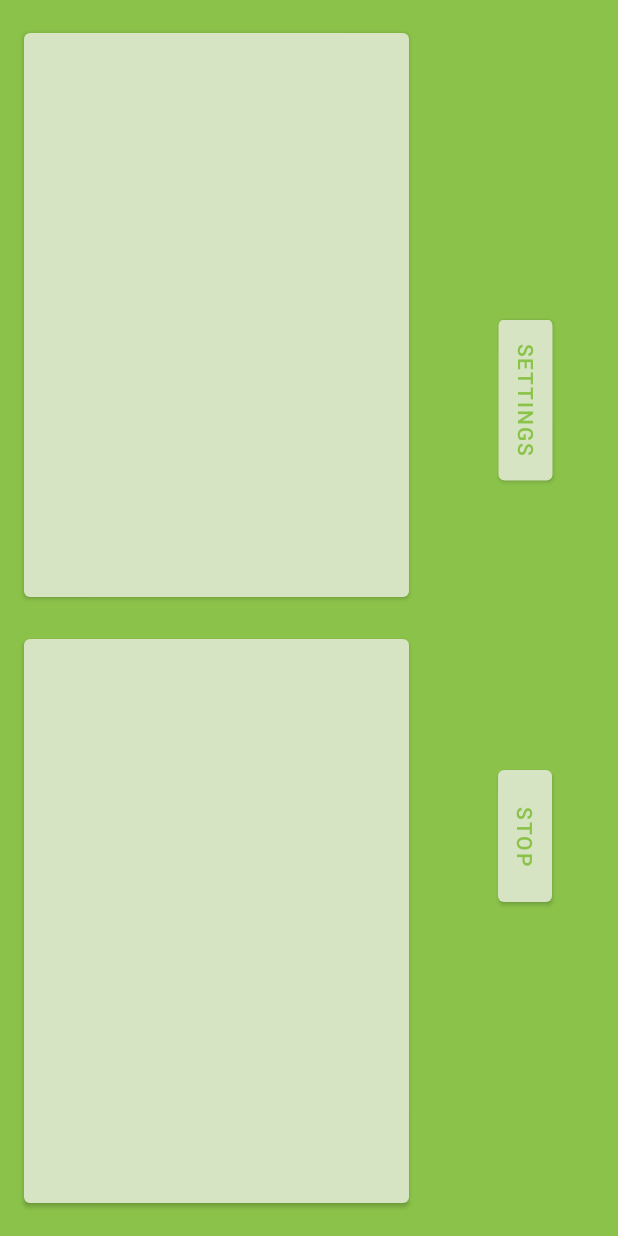
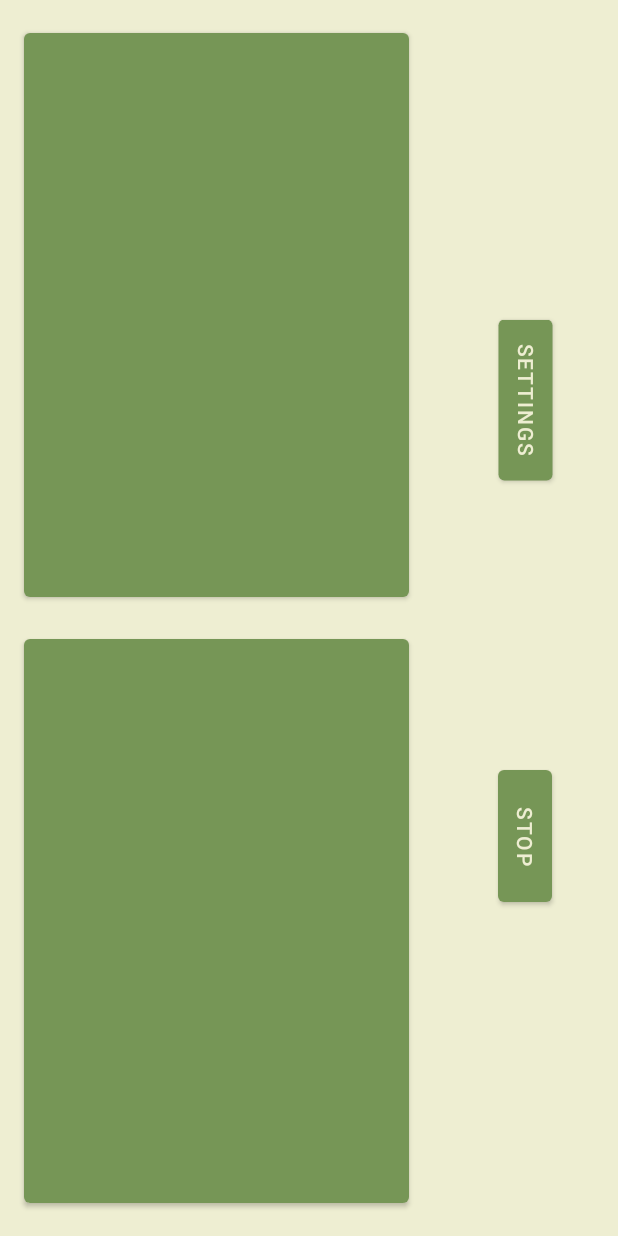
Before and after one commit to MarcinGruchala/chess-clock-mobile-aplication, an Android app: the layout activity_main.xml on its own in the app's theme, with its tools: preview values and no code run, on a phone screen of 412 x 824 dp. Run offline under Robolectric (Android 15) with nearby library versions, the phone set to English and light mode, and no system bars.

Commit message:
Added green theme

```diff
--- a/app/src/main/res/layout/activity_main.xml
+++ b/app/src/main/res/layout/activity_main.xml
@@ -5,7 +5,7 @@
     android:layout_width="match_parent"
     android:layout_height="match_parent"
     tools:context=".MainActivity"
-    android:background="@color/background">
+    android:background="@color/greenThemeLight">
 
     <Button
         android:id="@+id/btnTime1"
@@ -19,9 +19,9 @@
         android:layout_marginBottom="8dp"
         android:rotation="180"
         android:text=""
-        android:textColor="@color/background"
+        android:textColor="@color/greenThemeLight"
         android:textSize="60sp"
-        app:backgroundTint="@color/buttons"
+        app:backgroundTint="@color/greenThemeDark"
         app:iconTint="@color/background"
         app:layout_constraintBottom_toTopOf="@+id/btnTime2"
         app:layout_constraintEnd_toStartOf="@+id/guideline2"
@@ -40,9 +40,9 @@
         android:layout_marginRight="16dp"
         android:layout_marginBottom="16dp"
         android:text=""
-        android:textColor="@color/background"
+        android:textColor="@color/greenThemeLight"
         android:textSize="60sp"
-        app:backgroundTint="@color/buttons"
+        app:backgroundTint="@color/greenThemeDark"
         app:layout_constraintBottom_toBottomOf="parent"
         app:layout_constraintEnd_toStartOf="@+id/guideline2"
         app:layout_constraintHorizontal_bias="0.5"
@@ -62,8 +62,8 @@
         android:layout_height="wrap_content"
         android:rotation="90"
         android:text="@string/btnSettings"
-        android:textColor="@color/background"
-        app:backgroundTint="@color/buttons"
+        android:textColor="@color/greenThemeLight"
+        app:backgroundTint="@color/greenThemeDark"
         app:layout_constraintBottom_toTopOf="@+id/btnStartPause"
         app:layout_constraintEnd_toEndOf="parent"
         app:layout_constraintHorizontal_bias="0.5"
@@ -76,8 +76,8 @@
         android:layout_height="wrap_content"
         android:rotation="90"
         android:text="@string/btnStart"
-        android:textColor="@color/background"
-        app:backgroundTint="@color/buttons"
+        android:textColor="@color/greenThemeLight"
+        app:backgroundTint="@color/greenThemeDark"
         app:layout_constraintBottom_toBottomOf="parent"
         app:layout_constraintEnd_toEndOf="parent"
         app:layout_constraintHorizontal_bias="0.5"
--- a/app/src/main/res/values/colors.xml
+++ b/app/src/main/res/values/colors.xml
@@ -9,4 +9,6 @@
     <color name="white">#FFFFFFFF</color>
     <color name="background">#8BC34A</color>
     <color name="buttons">#D6E4C4</color>
+    <color name="greenThemeDark">#769656</color>
+    <color name="greenThemeLight">#eeeed2</color>
 </resources>
```
